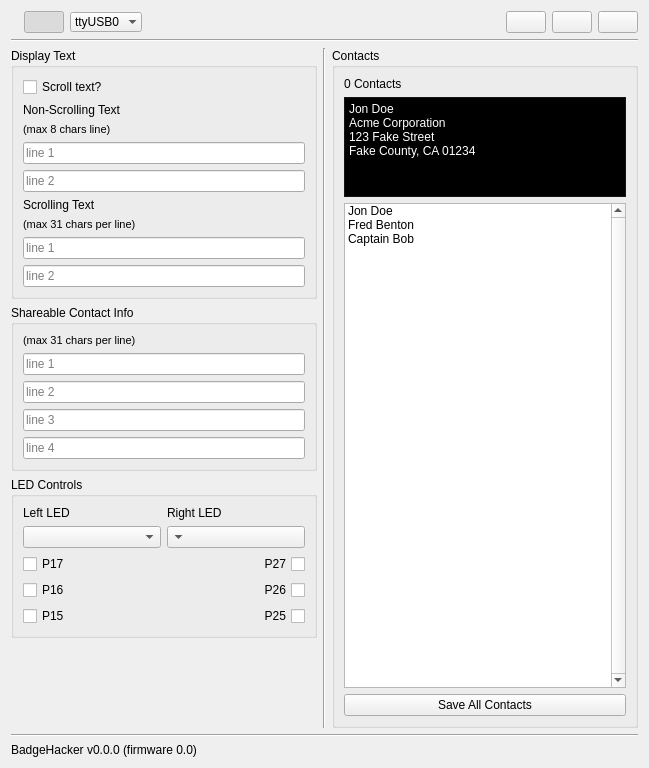
This is src/badgehacker.ui in parallaxinc/BadgeHacker as Qt 5 draws it before an edit. The edited form follows.
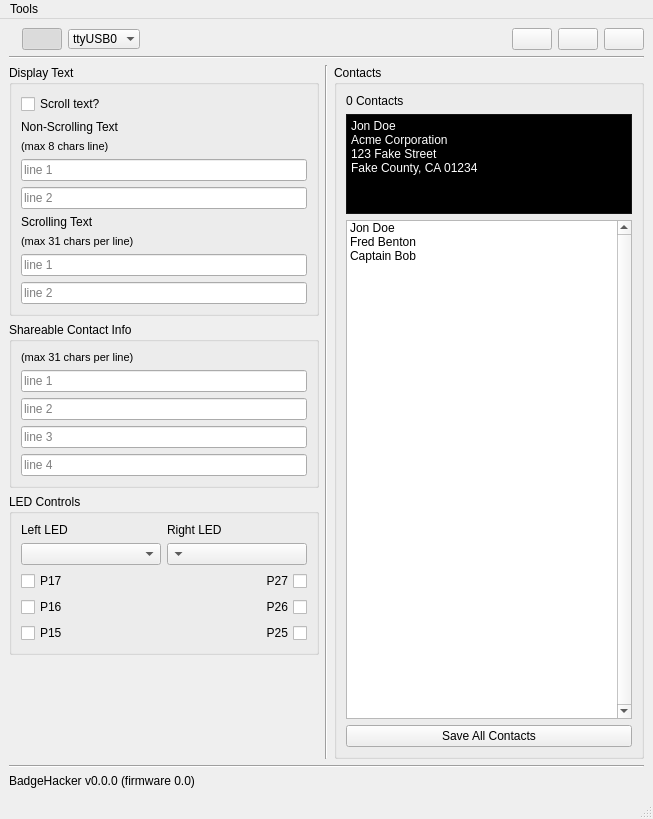
This is the edited form. Icons and pictures are not drawn.

Commit message: Add select columns dialog and open/save CSV parsing for bulk programmer (BADGE-18)

Diff of the .ui file:
```diff
--- a/src/badgehacker.ui
+++ b/src/badgehacker.ui
@@ -1,18 +1,19 @@
 <?xml version="1.0" encoding="UTF-8"?>
 <ui version="4.0">
  <class>BadgeHacker</class>
- <widget class="QWidget" name="BadgeHacker">
+ <widget class="QMainWindow" name="BadgeHacker">
   <property name="geometry">
    <rect>
     <x>0</x>
     <y>0</y>
-    <width>649</width>
-    <height>768</height>
+    <width>653</width>
+    <height>819</height>
    </rect>
   </property>
   <property name="windowTitle">
    <string>BadgeHacker</string>
   </property>
+  <widget class="QWidget" name="centralwidget">
   <layout class="QVBoxLayout" name="verticalLayout_4">
    <item>
     <layout class="QHBoxLayout" name="horizontalLayout">
@@ -1080,21 +1081,30 @@
    </item>
   </layout>
  </widget>
- <tabstops>
-  <tabstop>infoLine1</tabstop>
-  <tabstop>infoLine2</tabstop>
-  <tabstop>infoLine3</tabstop>
-  <tabstop>infoLine4</tabstop>
-  <tabstop>leftRgb</tabstop>
-  <tabstop>rightRgb</tabstop>
-  <tabstop>led1</tabstop>
-  <tabstop>led2</tabstop>
-  <tabstop>led3</tabstop>
-  <tabstop>led6</tabstop>
-  <tabstop>led5</tabstop>
-  <tabstop>led4</tabstop>
-  <tabstop>contacts</tabstop>
- </tabstops>
+  <widget class="QMenuBar" name="menubar">
+   <property name="geometry">
+    <rect>
+     <x>0</x>
+     <y>0</y>
+     <width>653</width>
+     <height>28</height>
+    </rect>
+   </property>
+   <widget class="QMenu" name="menuTools">
+    <property name="title">
+     <string>Tools</string>
+    </property>
+    <addaction name="actionBulk_Programmer"/>
+   </widget>
+   <addaction name="menuTools"/>
+  </widget>
+  <widget class="QStatusBar" name="statusbar"/>
+  <action name="actionBulk_Programmer">
+   <property name="text">
+    <string>&amp;Bulk Programmer</string>
+   </property>
+  </action>
+ </widget>
  <resources>
   <include location="../icons/icons.qrc"/>
  </resources>
```
Lines whose indentation alone changed are shown as unchanged. The commit also changes 14 other files.
